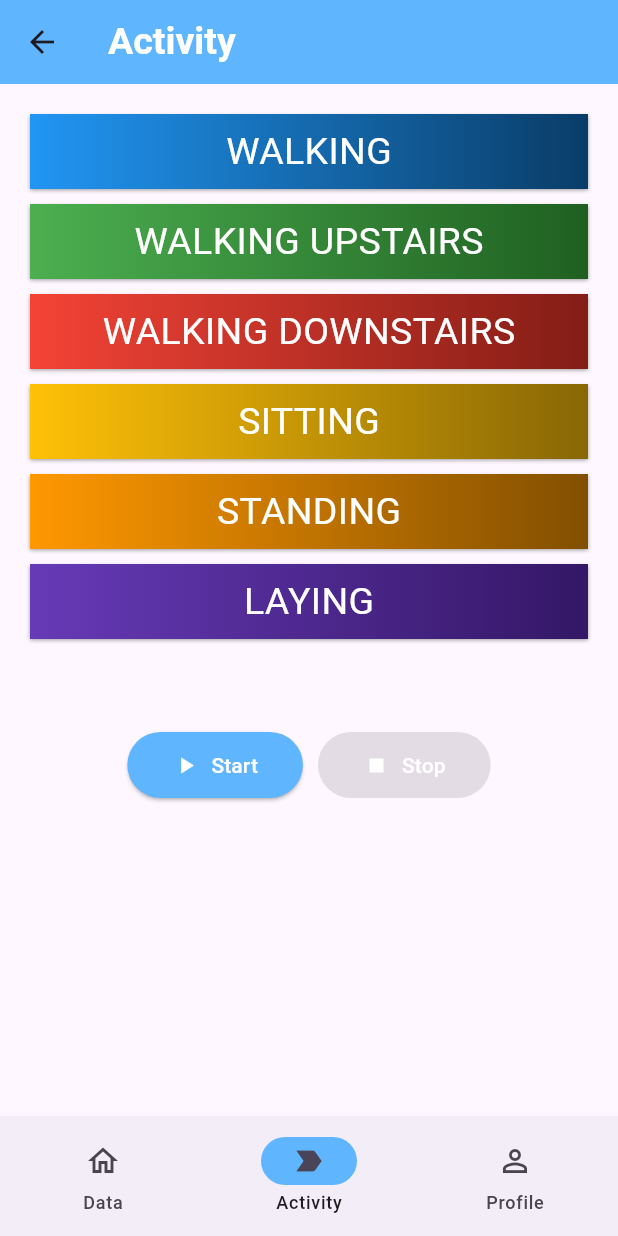
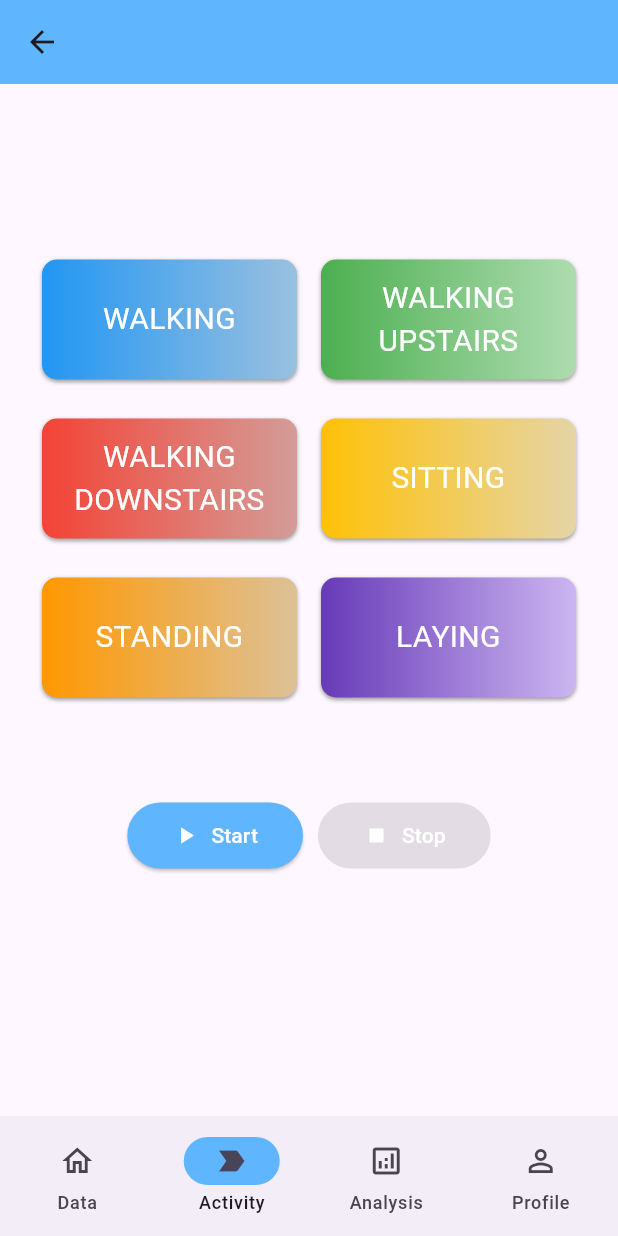
Before and after one commit to T-Soni/TinyML, a Flutter app: the HomePage screen opened by its route, item 2 of the bottom bar chosen, on a phone screen of 412 x 824 dp. Run offline on Flutter 3.47's test engine with Material 3 defaults, Android fonts, the phone set to English and light mode, and no system bars; our stand-ins replace fl_chart, shared_preferences; missing offline and left inert: mqtt_client; accounts and stored records are empty.

Commit message:
added live chart

```diff
--- a/fitwatch/lib/activityPage.dart
+++ b/fitwatch/lib/activityPage.dart
@@ -65,27 +65,32 @@ class _AnnotateActivityState extends State<AnnotateActivity> {
   @override
   Widget build(BuildContext context) {
     return Scaffold(
-      appBar: AppBar(
-        backgroundColor: const Color.fromRGBO(96, 181, 255, 1),
-        title: const Text(
-          'Activity',
-          style: TextStyle(
-            fontSize: 25,
-            fontWeight: FontWeight.w600,
-            color: Colors.white,
-          ),
-        ),
-        actions: [
-          // Optional network status icon
-          // Icon(
-          //   _status == "Connected" ? Icons.wifi : Icons.wifi_off,
-          //   color: _status == "Connected" ? Colors.green : Colors.red,
+      // appBar: AppBar(
+      //   backgroundColor: const Color.fromRGBO(96, 181, 255, 1),
+      //   title: const Text(
+      //     'Activity',
+      //     style: TextStyle(
+      //       fontSize: 25,
+      //       fontWeight: FontWeight.w600,
+      //       color: Colors.white,
+      //     ),
+      //   ),
+      //   actions: [
+      //     // Optional network status icon
+      //     // Icon(
+      //     //   _status == "Connected" ? Icons.wifi : Icons.wifi_off,
+      //     //   color: _status == "Connected" ? Colors.green : Colors.red,
+      //     // ),
+      //   ],
       // ),
-        ],
-      ),
       body: Padding(
         padding: const EdgeInsets.all(20.0),
+        child: SingleChildScrollView(
+          child: Container(
+            width: double.infinity,
+            height: MediaQuery.of(context).size.height - 230,
             child: Column(
+              mainAxisAlignment: MainAxisAlignment.center,
               children: [
                 // Activity Buttons
                 ..._buildActivityButtons(),
@@ -98,47 +103,103 @@ class _AnnotateActivityState extends State<AnnotateActivity> {
               ],
             ),
           ),
+        ),
+      ),
     );
   }
 
+  // List<Widget> _buildActivityButtons() {
+  //   final activities = {
+  //     'WALKING': [Colors.blue, const Color.fromARGB(255, 154, 192, 223)],
+  //     'WALKING_UPSTAIRS': [Colors.green, const Color.fromARGB(255, 174, 220, 176)],
+  //     'WALKING_DOWNSTAIRS': [
+  //       Colors.red,
+  //       const Color.fromARGB(255, 211, 156, 152)
+  //     ],
+  //     'SITTING': [Colors.amber, const Color.fromARGB(255, 229, 213, 167)],
+  //     'STANDING': [Colors.orange, const Color.fromARGB(255, 221, 193, 151)],
+  //     'LAYING': [Colors.deepPurple, const Color.fromARGB(255, 204, 182, 241)],
+  //   };
+
+  //   return activities.entries.map((entry) {
+  //     final isSelected = _selectedActivity == entry.key;
+  //     final isActive = _isCollecting && isSelected;
+
+  //     return Column(
+  //       children: [
+
+  //             RaisedGradientButton(
+  //               child: Text(
+  //                 entry.key.replaceAll('_', ' '),
+  //                 style: const TextStyle(color: Colors.white, fontSize: 25),
+  //               ),
+  //               gradient: LinearGradient(
+  //                 colors: isActive
+  //                     ? [Colors.lightBlue, Colors.blue] // Active collection color
+  //                     : isSelected
+  //                         ? [Colors.blue, Colors.blue.shade800] // Selected color
+  //                         : entry.value, // Default color
+  //               ),
+  //               onPressed: () => _handleActivitySelect(entry.key),
+  //             ),
+
+
+  //         const SizedBox(height: 10),
+  //       ],
+  //     );
+  //   }).toList();
+  // }
   List<Widget> _buildActivityButtons() {
   final activities = {
-      'WALKING': [Colors.blue, const Color.fromARGB(255, 9, 61, 104)],
-      'WALKING_UPSTAIRS': [Colors.green, const Color.fromARGB(255, 31, 96, 33)],
-      'WALKING_DOWNSTAIRS': [
-        Colors.red,
-        const Color.fromARGB(255, 131, 29, 22)
-      ],
-      'SITTING': [Colors.amber, const Color.fromARGB(255, 136, 103, 5)],
-      'STANDING': [Colors.orange, const Color.fromARGB(255, 130, 79, 1)],
-      'LAYING': [Colors.deepPurple, const Color.fromARGB(255, 52, 23, 102)],
+    'WALKING': [Colors.blue, const Color.fromARGB(255, 154, 192, 223)],
+    'WALKING_UPSTAIRS': [Colors.green, const Color.fromARGB(255, 174, 220, 176)],
+    'WALKING_DOWNSTAIRS': [Colors.red, const Color.fromARGB(255, 211, 156, 152)],
+    'SITTING': [Colors.amber, const Color.fromARGB(255, 229, 213, 167)],
+    'STANDING': [Colors.orange, const Color.fromARGB(255, 221, 193, 151)],
+    'LAYING': [Colors.deepPurple, const Color.fromARGB(255, 204, 182, 241)],
   };
 
-    return activities.entries.map((entry) {
+  List<Widget> buttonRows = [];
+  List<Widget> currentRow = [];
+
+  activities.entries.toList().asMap().forEach((index, entry) {
     final isSelected = _selectedActivity == entry.key;
     final isActive = _isCollecting && isSelected;
 
-      return Column(
-        children: [
-          RaisedGradientButton(
+    currentRow.add(
+      Expanded(
+        child: Padding(
+          padding: const EdgeInsets.all(8.0),
+          child: RaisedGradientButton(
             child: Text(
               entry.key.replaceAll('_', ' '),
-              style: const TextStyle(color: Colors.white, fontSize: 25),
+              textAlign: TextAlign.center,
+              style: const TextStyle(color: Colors.white, fontSize: 20),
             ),
             gradient: LinearGradient(
               colors: isActive
-                  ? [Colors.lightBlue, Colors.blue] // Active collection color
+                  ? [const Color.fromARGB(255, 3, 3, 93), const Color.fromARGB(255, 63, 91, 202)]
                   : isSelected
-                      ? [Colors.blue, Colors.blue.shade800] // Selected color
-                      : entry.value, // Default color
+                      ? [const Color.fromARGB(255, 3, 3, 93), const Color.fromARGB(255, 63, 91, 202)]
+                      : entry.value,
             ),
             onPressed: () => _handleActivitySelect(entry.key),
           ),
-          const SizedBox(height: 10),
-        ],
+        ),
+      ),
     );
-    }).toList();
+
+    // If 2 buttons are added or it's the last item, create a row
+    if (currentRow.length == 2 || index == activities.length - 1) {
+      buttonRows.add(Row(children: currentRow));
+      buttonRows.add(const SizedBox(height: 10)); // Add spacing between rows
+      currentRow = [];
     }
+  });
+
+  return buttonRows;
+}
+
 
   Widget _buildCollectionStatus() {
     return AnimatedSwitcher(
--- a/fitwatch/lib/home.dart
+++ b/fitwatch/lib/home.dart
@@ -1,6 +1,7 @@
 import 'dart:async';
 
 import 'package:fitwatch/activityPage.dart';
+import 'package:fitwatch/analysis.dart';
 import 'package:fitwatch/dataLogs.dart';
 import 'package:fitwatch/profilePage.dart';
 import 'package:flutter/material.dart';
@@ -54,7 +55,8 @@ class _HomePage extends State<HomePage> {
   Future<void> _connectToMqtt() async {
 
     //Replace IP_ADDRESS with the actual MQTT broker IP
-    _client = MqttServerClient.withPort('IP_ADDRESS', 'flutter_client', 1883);
+    _client = MqttServerClient.withPort('192.168.0.141', 'flutter_client', 1883);
+    // _client = MqttServerClient.withPort('192.168.29.16', 'flutter_client', 1883);
     _client.keepAlivePeriod = 30;
     _client.onConnected = _onConnected;
     _client.onDisconnected = _onDisconnected;
@@ -62,7 +64,8 @@ class _HomePage extends State<HomePage> {
     try {
       await _client.connect();
       //Replace 'wearable/sensor_data' with the topic your device/watch publishes to
-      _client.subscribe('wearable/sensor_data', MqttQos.atLeastOnce);
+      // _client.subscribe('wearable/sensor_data', MqttQos.atLeastOnce);
+      _client.subscribe('sensor/esp', MqttQos.atLeastOnce);
       _client.updates?.listen((messages) {
         final message = messages[0].payload as MqttPublishMessage;
         final payload = MqttPublishPayload.bytesToStringAsString(message.payload.message);
@@ -127,8 +130,18 @@ void _startCollection(String activity) {
 
   @override
   Widget build(BuildContext context) {
+    print('ANALYSIS SCREEN DATA CHECK:');
+print('Total points: ${_isCollecting
+    ? _newDataBuffer.length + _dataHistory.length
+    : _dataHistory.length}');
+if (_dataHistory.isNotEmpty) {
+  print('First point acc_x: ${_dataHistory.first['acc_x']}');
+}
     final ThemeData theme = Theme.of(context);
     return Scaffold(
+      appBar: AppBar(
+        backgroundColor: const Color.fromRGBO(96, 181, 255, 1),
+      ),
       bottomNavigationBar: NavigationBar(
         onDestinationSelected: (int index) {
           if (!mounted) return;
@@ -150,6 +163,10 @@ void _startCollection(String activity) {
             label: 'Activity',
           ),
           NavigationDestination(
+            selectedIcon: Icon(Icons.analytics)
+            ,icon: Icon(Icons.analytics_outlined),
+            label: 'Analysis'),
+          NavigationDestination(
             selectedIcon: Icon(Icons.person),
             icon: Icon(Icons.person_outline),
             label: 'Profile',
@@ -169,6 +186,13 @@ void _startCollection(String activity) {
             onStart: _startCollection,
             onStop: _stopCollection,
           ),
+
+          AnalysisScreen(
+            dataHistory:_isCollecting
+              ? [..._newDataBuffer, ..._dataHistory]
+              : _dataHistory,
+            status: _status,
+          ),
           Profile(),
 
         ],
--- a/fitwatch/lib/utilities/gradientButton.dart
+++ b/fitwatch/lib/utilities/gradientButton.dart
@@ -12,8 +12,10 @@ class RaisedGradientButton extends StatelessWidget {
     super.key,
     required this.child,
     required this.gradient,
-    this.width = double.infinity,
-    this.height = 50.0,
+    // this.width = double.infinity,
+    // this.height = 50.0,
+    this.width = 150.0,
+    this.height = 80.0,
     required this.onPressed,
   }) ;
 
@@ -21,8 +23,12 @@ class RaisedGradientButton extends StatelessWidget {
   Widget build(BuildContext context) {
     return Container(
       width: width,
-      height: 50.0,
-      decoration: BoxDecoration(gradient: gradient, boxShadow: [
+      height: 80.0,
+      // height: 50.0,
+      decoration: BoxDecoration(
+        gradient: gradient,
+        borderRadius: BorderRadius.circular(10),
+        boxShadow: [
         BoxShadow(
           color: Colors.grey.shade500,
           offset: Offset(0.0, 1.5),
--- a/fitwatch/pubspec.yaml
+++ b/fitwatch/pubspec.yaml
@@ -38,6 +38,7 @@ dependencies:
   web_socket_channel: ^3.0.2
   mqtt_client: ^10.5.1
   shared_preferences: ^2.5.3
+  fl_chart: ^1.0.0
 
 dev_dependencies:
   flutter_test:
```
Also changed, not shown: fitwatch/lib/analysis.dart (added, +235 -0 lines), fitwatch/lib/dataLogs.dart (+14 -14 lines), fitwatch/lib/liveLineChart.dart (added, +127 -0 lines), fitwatch/lib/main.dart (+15 -2 lines), fitwatch/lib/profilePage.dart (+18 -18 lines), fitwatch/lib/sensorChart.dart (added, +75 -0 lines), fitwatch/flutter_01.png (added), fitwatch/pubspec.lock. Lines whose indentation alone changed are shown as unchanged.
